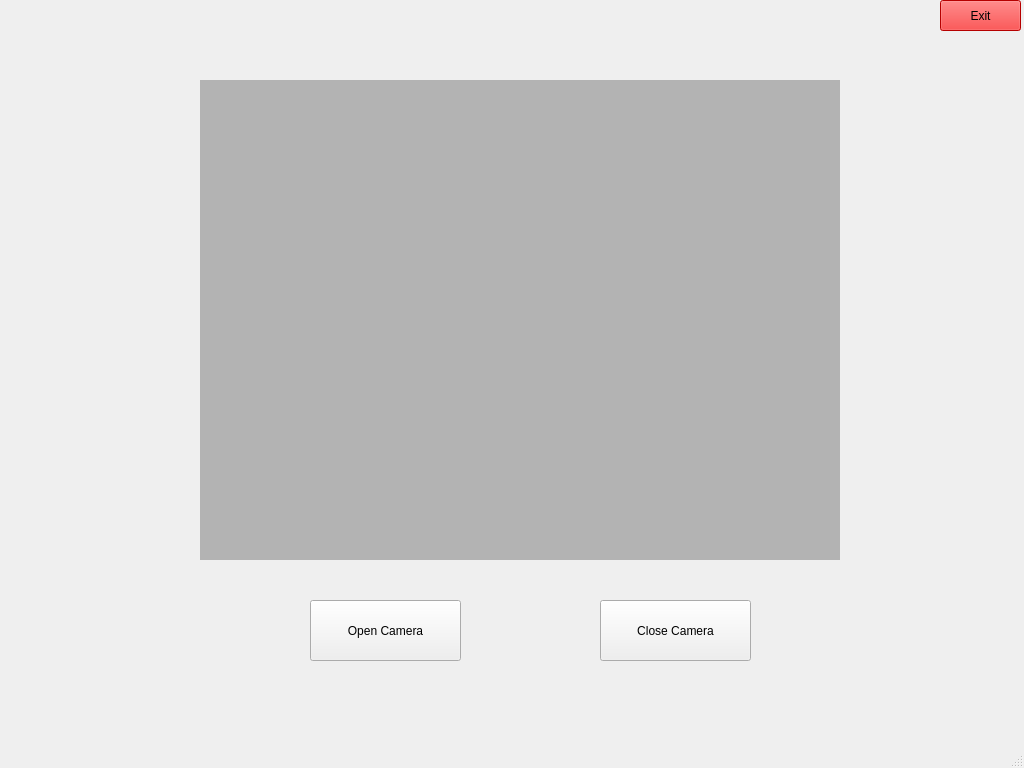
Old version of the form Gui_Project/GuiLayout.ui in the repository moosinyismyhappy/CN405-Craftsman.
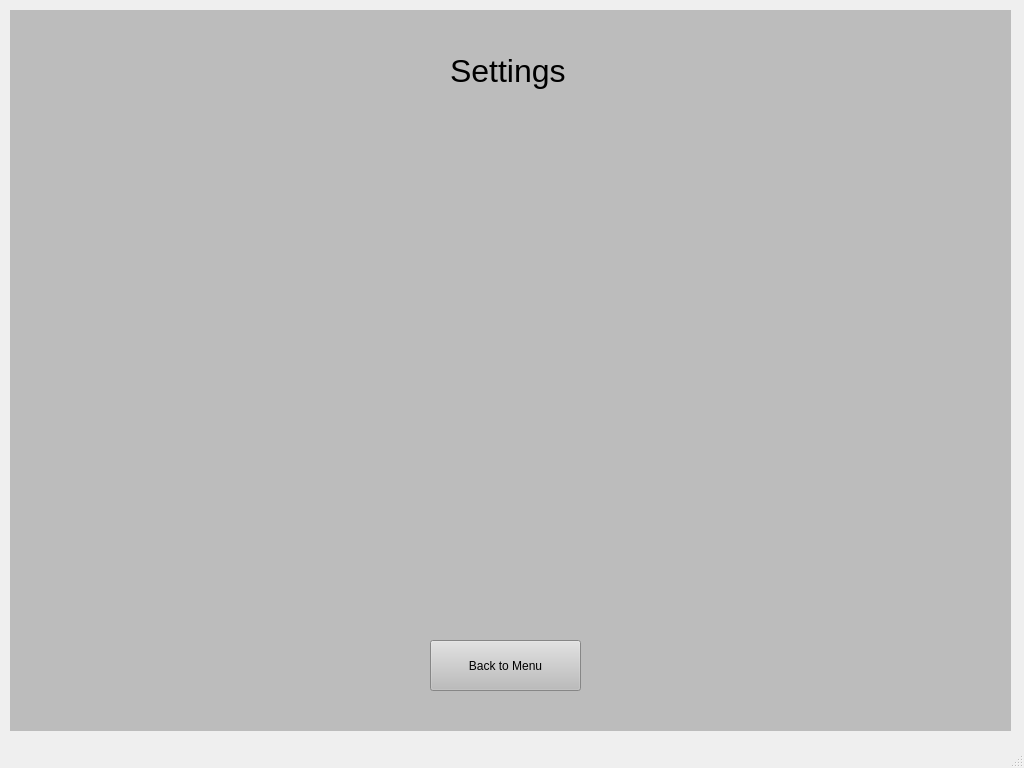
New version of the form.

Diff of the .ui file:
```diff
--- a/Gui_Project/GuiLayout.ui
+++ b/Gui_Project/GuiLayout.ui
@@ -14,17 +14,33 @@
    <string>Craftsman Effectiveness Detection</string>
   </property>
   <widget class="QWidget" name="centralwidget">
+   <widget class="QStackedWidget" name="stackedWidget">
+    <property name="geometry">
+     <rect>
+      <x>10</x>
+      <y>10</y>
+      <width>1001</width>
+      <height>721</height>
+     </rect>
+    </property>
+    <property name="styleSheet">
+     <string notr="true">background-color: rgb(188, 188, 188);</string>
+    </property>
+    <property name="currentIndex">
+     <number>1</number>
+    </property>
+    <widget class="QWidget" name="page">
    <widget class="QLabel" name="label">
     <property name="geometry">
      <rect>
       <x>200</x>
-      <y>80</y>
+        <y>70</y>
       <width>640</width>
       <height>480</height>
      </rect>
     </property>
     <property name="styleSheet">
-     <string notr="true">background-color: rgb(179, 179, 179);</string>
+       <string notr="true">background-color: rgb(47, 47, 47);</string>
     </property>
     <property name="text">
      <string/>
@@ -33,8 +49,8 @@
    <widget class="QPushButton" name="pushButton">
     <property name="geometry">
      <rect>
-      <x>310</x>
-      <y>600</y>
+        <x>250</x>
+        <y>590</y>
       <width>151</width>
       <height>61</height>
      </rect>
@@ -46,8 +62,8 @@
    <widget class="QPushButton" name="pushButton_2">
     <property name="geometry">
      <rect>
-      <x>600</x>
-      <y>600</y>
+        <x>440</x>
+        <y>590</y>
       <width>151</width>
       <height>61</height>
      </rect>
@@ -59,29 +75,51 @@
    <widget class="QPushButton" name="pushButton_3">
     <property name="geometry">
      <rect>
-      <x>940</x>
-      <y>0</y>
-      <width>81</width>
-      <height>31</height>
-     </rect>
-    </property>
-    <property name="styleSheet">
-     <string notr="true">background-color: rgb(255, 0, 0);</string>
-    </property>
+        <x>640</x>
+        <y>590</y>
+        <width>151</width>
+        <height>61</height>
+       </rect>
+      </property>
     <property name="text">
-     <string>Exit</string>
+       <string>Settings</string>
     </property>
    </widget>
   </widget>
-  <widget class="QMenuBar" name="menubar">
+    <widget class="QWidget" name="page_2">
+     <widget class="QLabel" name="label_2">
    <property name="geometry">
     <rect>
-     <x>0</x>
-     <y>0</y>
-     <width>1024</width>
-     <height>26</height>
-    </rect>
-   </property>
+        <x>440</x>
+        <y>40</y>
+        <width>121</width>
+        <height>41</height>
+       </rect>
+      </property>
+      <property name="font">
+       <font>
+        <pointsize>24</pointsize>
+       </font>
+      </property>
+      <property name="text">
+       <string>Settings</string>
+      </property>
+     </widget>
+     <widget class="QPushButton" name="pushButton_4">
+      <property name="geometry">
+       <rect>
+        <x>420</x>
+        <y>630</y>
+        <width>151</width>
+        <height>51</height>
+       </rect>
+      </property>
+      <property name="text">
+       <string>Back to Menu</string>
+      </property>
+     </widget>
+    </widget>
+   </widget>
   </widget>
   <widget class="QStatusBar" name="statusbar"/>
  </widget>
```
Lines whose indentation alone changed are shown as unchanged.
